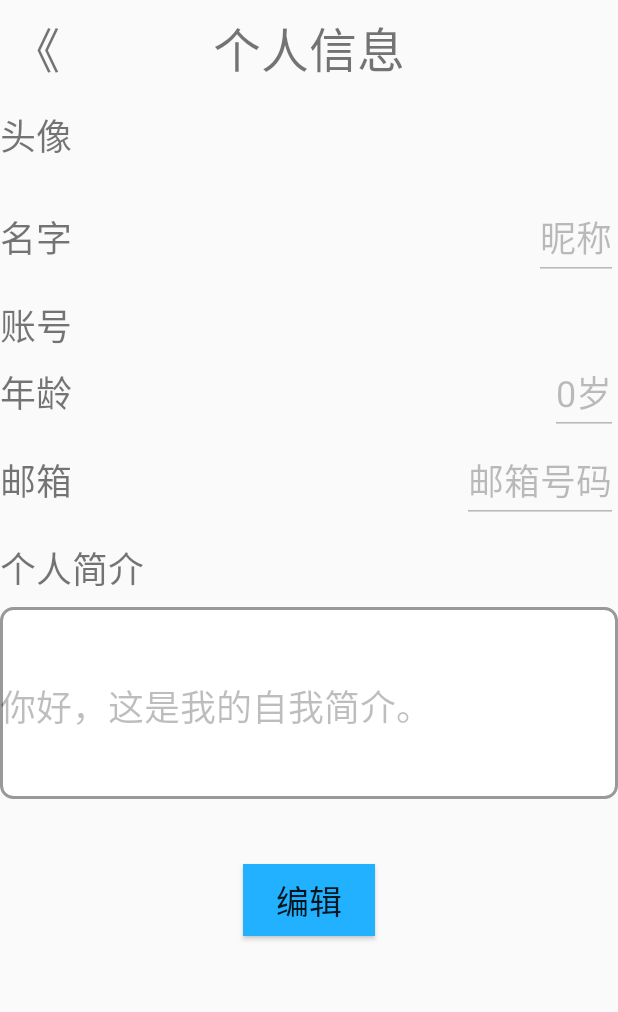
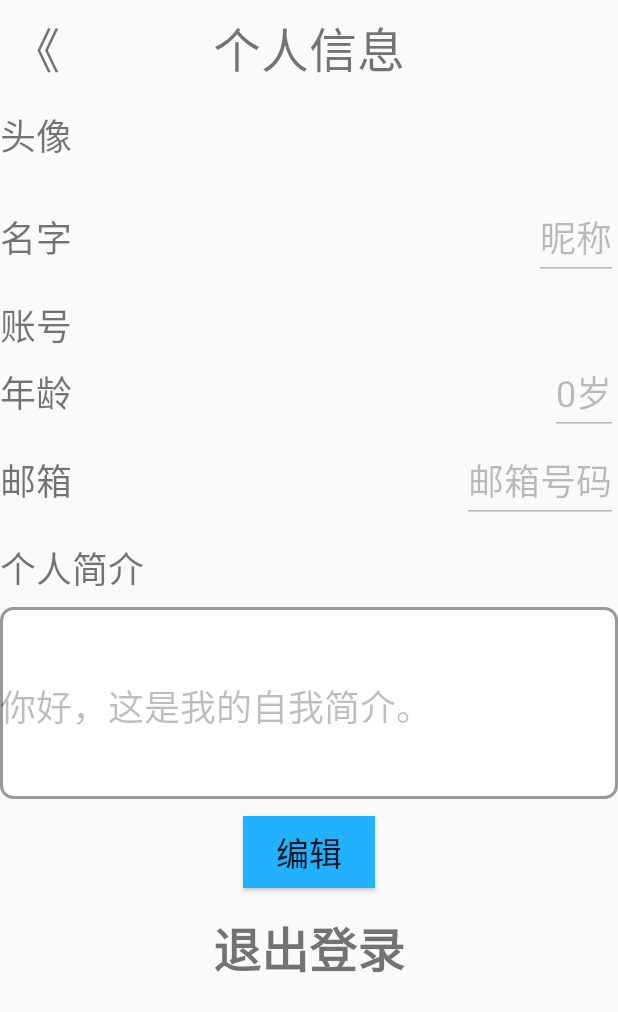
Before and after one commit to doudou12138/wanDu, an Android app built with Jetpack Compose: the DetailInfoActivity screen opened directly, with no data from a screen before it, on a phone screen of 412 x 824 dp. Shown: the top 1012 px of the screen. Run offline under Robolectric (Android 15) with nearby library versions, the phone set to English and light mode, and no system bars; 1 statement that could not run was skipped.

Commit message:
Project1.10 用户退出登录的逻辑

```diff
--- a/app/src/main/java/com/tianyouWang/wanDu/activities/DetailInfoActivity.kt
+++ b/app/src/main/java/com/tianyouWang/wanDu/activities/DetailInfoActivity.kt
@@ -24,6 +24,7 @@ class DetailInfoActivity : AppCompatActivity() {
 
         addEditBtn()
         addBackBtn()
+        addExitBtn()
     }
 
     override fun onResume() {
@@ -87,6 +88,7 @@ class DetailInfoActivity : AppCompatActivity() {
         infos[3].text = Editable.Factory.getInstance().newEditable(user?.getSelfDescr()?:"")
     }
 
+    //为从个人详细页面跳转到MainPage添加逻辑
     private fun addBackBtn(){
         val backBtn = findViewById<TextView>(R.id.from_userinfo_to_home)
         backBtn.setOnClickListener {
@@ -96,6 +98,18 @@ class DetailInfoActivity : AppCompatActivity() {
         }
     }
 
+    private fun addExitBtn(){
+        val exitLog = findViewById<TextView>(R.id.exitLog)
+        exitLog.setOnClickListener {
+            UserManager.clearUser()
+            val intent = Intent(this,MainActivity::class.java)
+            intent.flags = Intent.FLAG_ACTIVITY_CLEAR_TOP
+            startActivity(intent)
+        }
+
+    }
+
+    //显示account_num的数据
     private fun showAcc_num(){
         val account_num = findViewById<TextView>(R.id.detail_info_acc_num)
         println( UserManager.getAccountNum())
--- a/app/src/main/java/util/MySQLiteHelper.kt
+++ b/app/src/main/java/util/MySQLiteHelper.kt
@@ -120,7 +120,7 @@ class MySQLiteHelper(context:Context) : SQLiteOpenHelper(context,DATABASE_NAME,n
 
     fun clearUsers(){
         val db = this.writableDatabase
-        db.delete("User", null, null) // 删除 User 表中的所有数据
+        db.delete("User", null,null) // 删除 User 表中的所有数据
         db.close()
     }
 
--- a/app/src/main/res/layout/detail_user_info.xml
+++ b/app/src/main/res/layout/detail_user_info.xml
@@ -30,7 +30,7 @@
     <include
         android:id="@+id/info_detail"
         android:layout_width="match_parent"
-        android:layout_height="512sp"
+        android:layout_height="480sp"
         layout="@layout/user_info_detail"
         app:layout_constraintTop_toBottomOf="@id/from_userinfo_to_home">
     </include>
@@ -46,4 +46,16 @@
         app:layout_constraintEnd_toEndOf="parent"
         android:background="#21b1fe"
         ></Button>
+
+    <TextView
+        android:id="@+id/exitLog"
+        android:layout_width="match_parent"
+        android:layout_height="wrap_content"
+        android:text="退出登录"
+        android:textSize="32sp"
+        android:gravity="center"
+        android:textStyle="bold"
+        app:layout_constraintTop_toBottomOf="@id/userinfo_edit_btn"
+        android:layout_marginTop="16sp"></TextView>
+
 </androidx.constraintlayout.widget.ConstraintLayout>
--- a/app/src/main/res/layout/user_info_detail.xml
+++ b/app/src/main/res/layout/user_info_detail.xml
@@ -1,7 +1,7 @@
 <?xml version="1.0" encoding="utf-8"?>
 <androidx.constraintlayout.widget.ConstraintLayout xmlns:android="http://schemas.android.com/apk/res/android"
     android:layout_width="match_parent"
-    android:layout_height="445sp"
+    android:layout_height="470sp"
     xmlns:app="http://schemas.android.com/apk/res-auto"
     xmlns:tools="http://schemas.android.com/tools">
 
```
